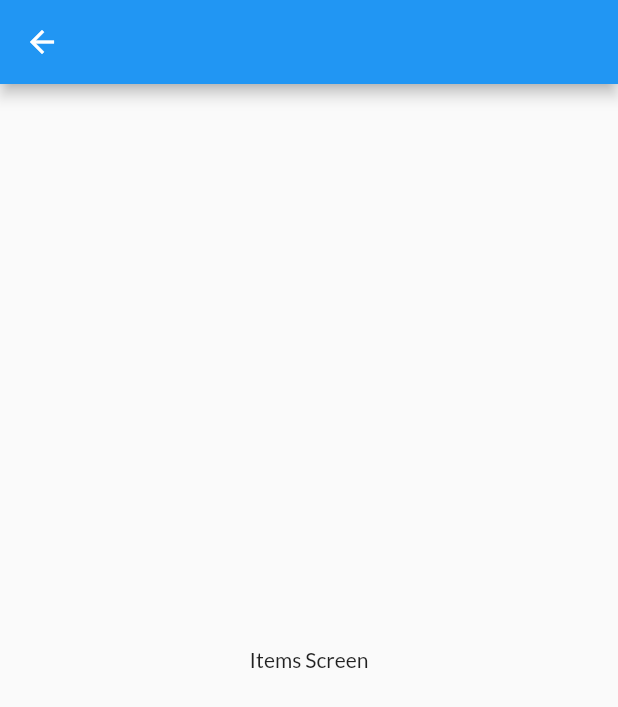
After one commit to WeylandXlcrb/pokedex-app-flutter, a Flutter app: the ItemsScreen screen opened by its route, on a phone screen of 412 x 824 dp. The commit adds this screen. Shown: the top 707 px of the screen. Run offline on Flutter 3.47's test engine with Material 2 defaults, Android fonts, the phone set to English and light mode, and no system bars; our stand-ins replace go_router, google_fonts.

Commit message:
added router

```diff
--- /dev/null
+++ b/lib/router.dart
@@ -0,0 +1,46 @@
+import 'package:go_router/go_router.dart';
+
+import 'package:pokedex_app/screens/evolutions/evolutions_screen.dart';
+import 'package:pokedex_app/screens/home/home_screen.dart';
+import 'package:pokedex_app/screens/items/items_screen.dart';
+import 'package:pokedex_app/screens/locations/locations_screen.dart';
+import 'package:pokedex_app/screens/moves/moves_screen.dart';
+import 'package:pokedex_app/screens/pokemons/pokemons_screen.dart';
+
+final appRouter = GoRouter(
+  urlPathStrategy: UrlPathStrategy.path,
+  routes: [
+    GoRoute(
+      path: '/',
+      name: HomeScreen.routeName,
+      builder: (context, state) => const HomeScreen(),
+      routes: [
+        GoRoute(
+          path: 'pokemons',
+          name: PokemonsScreen.routeName,
+          builder: (context, state) => const PokemonsScreen(),
+        ),
+        GoRoute(
+          path: 'moves',
+          name: MovesScreen.routeName,
+          builder: (context, state) => const MovesScreen(),
+        ),
+        GoRoute(
+          path: 'evolutions',
+          name: EvolutionsScreen.routeName,
+          builder: (context, state) => const EvolutionsScreen(),
+        ),
+        GoRoute(
+          path: 'locations',
+          name: LocationsScreen.routeName,
+          builder: (context, state) => const LocationsScreen(),
+        ),
+        GoRoute(
+          path: 'items',
+          name: ItemsScreen.routeName,
+          builder: (context, state) => const ItemsScreen(),
+        ),
+      ],
+    ),
+  ],
+);
--- a/lib/screens/home/home_screen.dart
+++ b/lib/screens/home/home_screen.dart
@@ -8,6 +8,7 @@ import 'package:pokedex_app/models/category.dart';
 import 'package:pokedex_app/screens/home/components/category_card.dart';
 
 class HomeScreen extends StatelessWidget {
+  static const routeName = 'home';
   static const _pokeballFraction = 0.6;
 
   const HomeScreen({Key? key}) : super(key: key);
@@ -22,7 +23,6 @@ class HomeScreen extends StatelessWidget {
     SystemChrome.setSystemUIOverlayStyle(SystemUiOverlayStyle.dark);
 
     return Scaffold(
-
       body: Stack(
         fit: StackFit.expand,
         children: [
--- /dev/null
+++ b/lib/screens/items/items_screen.dart
@@ -0,0 +1,17 @@
+import 'package:flutter/material.dart';
+
+class ItemsScreen extends StatelessWidget {
+  static const routeName = 'items';
+
+  const ItemsScreen({Key? key}) : super(key: key);
+
+  @override
+  Widget build(BuildContext context) {
+    return Scaffold(
+      appBar: AppBar(),
+      body: Center(
+        child: Text('Items Screen'),
+      ),
+    );
+  }
+}
--- a/pubspec.yaml
+++ b/pubspec.yaml
@@ -35,6 +35,7 @@ dependencies:
   # Use with the CupertinoIcons class for iOS style icons.
   cupertino_icons: ^1.0.2
   google_fonts: ^2.3.2
+  go_router: ^3.1.0
 
 dev_dependencies:
   flutter_test:
```
Also changed, not shown: lib/main.dart (+4 -3 lines), lib/models/category.dart (+19 -18 lines), lib/screens/evolutions/evolutions_screen.dart (added, +17 -0 lines), lib/screens/home/components/category_card.dart (+14 -4 lines), lib/screens/locations/locations_screen.dart (added, +17 -0 lines), lib/screens/moves/moves_screen.dart (added, +17 -0 lines), lib/screens/pokemons/pokemons_screen.dart (added, +17 -0 lines), pubspec.lock.
